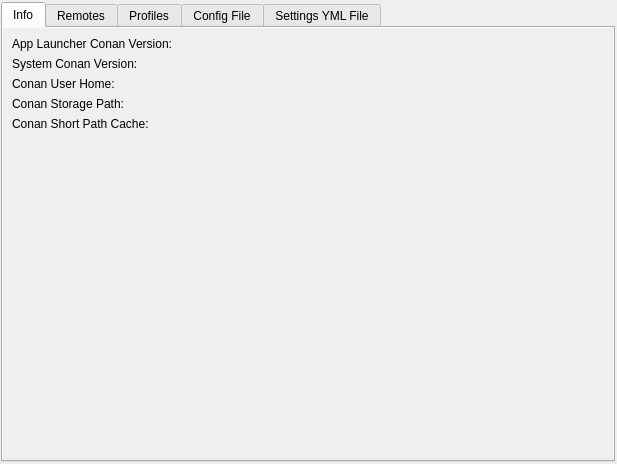
First picture: the form in src/conan_app_launcher/ui/views/conan_conf/conan_conf.ui, repository goszpeti/conan_explorer, before the edit.
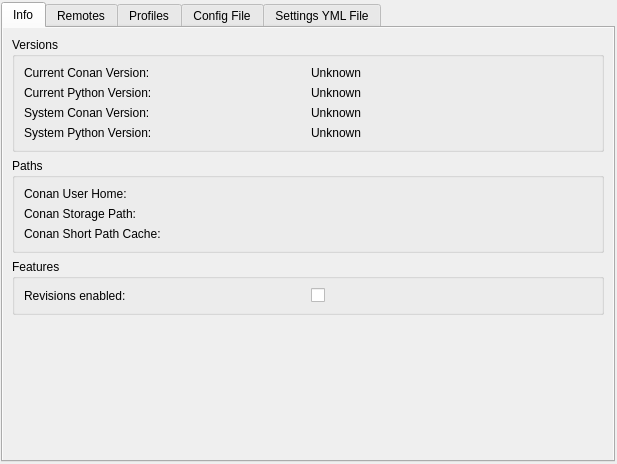
Second picture: the form after the edit. The open tabs and pages were chosen to show the change.

What changed in the file:
```diff
--- a/src/conan_app_launcher/ui/views/conan_conf/conan_conf.ui
+++ b/src/conan_app_launcher/ui/views/conan_conf/conan_conf.ui
@@ -71,18 +71,24 @@
             <height>434</height>
            </rect>
           </property>
-          <layout class="QFormLayout" name="formLayout">
+          <layout class="QVBoxLayout" name="verticalLayout_7">
+           <item>
+            <widget class="QGroupBox" name="groupBox">
+             <property name="title">
+              <string>Versions</string>
+             </property>
+             <layout class="QGridLayout" name="gridLayout_2">
            <item row="0" column="0">
-            <widget class="QLabel" name="conan_cur_version_name_label">
+               <widget class="QLabel" name="conan_cur_version_label">
              <property name="text">
-              <string>App Launcher Conan Version:</string>
+                 <string>Current Conan Version:</string>
              </property>
             </widget>
            </item>
            <item row="0" column="1">
             <widget class="QLabel" name="conan_cur_version_value_label">
              <property name="text">
-              <string/>
+                 <string>Unknown</string>
              </property>
              <property name="textInteractionFlags">
               <set>Qt::LinksAccessibleByMouse|Qt::TextSelectableByKeyboard|Qt::TextSelectableByMouse</set>
@@ -90,16 +96,16 @@
             </widget>
            </item>
            <item row="1" column="0">
-            <widget class="QLabel" name="conan_sys_version_name_label">
+               <widget class="QLabel" name="python_cur_version_label">
              <property name="text">
-              <string>System Conan Version:</string>
+                 <string>Current Python Version:</string>
              </property>
             </widget>
            </item>
-           <item row="1" column="1">
+              <item row="2" column="1">
             <widget class="QLabel" name="conan_sys_version_value_label">
              <property name="text">
-              <string/>
+                 <string>Unknown</string>
              </property>
              <property name="textInteractionFlags">
               <set>Qt::LinksAccessibleByMouse|Qt::TextSelectableByKeyboard|Qt::TextSelectableByMouse</set>
@@ -107,20 +113,50 @@
             </widget>
            </item>
            <item row="2" column="0">
-            <widget class="QLabel" name="conan_usr_home_name_label">
+               <widget class="QLabel" name="conan_sys_version_label">
+                <property name="text">
+                 <string>System Conan Version:</string>
+                </property>
+               </widget>
+              </item>
+              <item row="1" column="1">
+               <widget class="QLabel" name="python_cur_version_value_label">
+                <property name="text">
+                 <string>Unknown</string>
+                </property>
+               </widget>
+              </item>
+              <item row="3" column="0">
+               <widget class="QLabel" name="python_sys_version_label">
+                <property name="text">
+                 <string>System Python Version:</string>
+                </property>
+               </widget>
+              </item>
+              <item row="3" column="1">
+               <widget class="QLabel" name="python_sys_version_value_label">
+                <property name="text">
+                 <string>Unknown</string>
+                </property>
+               </widget>
+              </item>
+             </layout>
+            </widget>
+           </item>
+           <item>
+            <widget class="QGroupBox" name="groupBox_2">
+             <property name="title">
+              <string>Paths</string>
+             </property>
+             <layout class="QGridLayout" name="gridLayout">
+              <item row="0" column="0">
+               <widget class="QLabel" name="conan_usr_home_label">
              <property name="text">
               <string>Conan User Home:</string>
              </property>
             </widget>
            </item>
-           <item row="4" column="0">
-            <widget class="QLabel" name="conan_usr_cache_name_label">
-             <property name="text">
-              <string>Conan Short Path Cache:</string>
-             </property>
-            </widget>
-           </item>
-           <item row="2" column="1">
+              <item row="0" column="1">
             <widget class="QLabel" name="conan_usr_home_value_label">
              <property name="text">
               <string/>
@@ -130,24 +166,14 @@
              </property>
             </widget>
            </item>
-           <item row="4" column="1">
-            <widget class="QLabel" name="conan_usr_cache_value_label">
-             <property name="text">
-              <string/>
-             </property>
-             <property name="textInteractionFlags">
-              <set>Qt::LinksAccessibleByMouse|Qt::TextSelectableByKeyboard|Qt::TextSelectableByMouse</set>
-             </property>
-            </widget>
-           </item>
-           <item row="3" column="0">
-            <widget class="QLabel" name="conan_storage_path_name_label">
+              <item row="1" column="0">
+               <widget class="QLabel" name="conan_storage_path_label">
              <property name="text">
               <string>Conan Storage Path:</string>
              </property>
             </widget>
            </item>
-           <item row="3" column="1">
+              <item row="1" column="1">
             <widget class="QLabel" name="conan_storage_path_value_label">
              <property name="text">
               <string/>
@@ -157,6 +183,65 @@
              </property>
             </widget>
            </item>
+              <item row="2" column="0">
+               <widget class="QLabel" name="conan_usr_cache_label">
+                <property name="text">
+                 <string>Conan Short Path Cache:</string>
+                </property>
+               </widget>
+              </item>
+              <item row="2" column="1">
+               <widget class="QLabel" name="conan_usr_cache_value_label">
+                <property name="text">
+                 <string/>
+                </property>
+                <property name="textInteractionFlags">
+                 <set>Qt::LinksAccessibleByMouse|Qt::TextSelectableByKeyboard|Qt::TextSelectableByMouse</set>
+                </property>
+               </widget>
+              </item>
+             </layout>
+            </widget>
+           </item>
+           <item>
+            <widget class="QGroupBox" name="groupBox_3">
+             <property name="title">
+              <string>Features</string>
+             </property>
+             <layout class="QGridLayout" name="gridLayout_3">
+              <item row="0" column="0">
+               <widget class="QLabel" name="revision_enabled_label">
+                <property name="text">
+                 <string>Revisions enabled:</string>
+                </property>
+               </widget>
+              </item>
+              <item row="0" column="1">
+               <widget class="QCheckBox" name="revision_enabled_checkbox">
+                <property name="text">
+                 <string/>
+                </property>
+                <property name="checkable">
+                 <bool>false</bool>
+                </property>
+               </widget>
+              </item>
+             </layout>
+            </widget>
+           </item>
+           <item>
+            <spacer name="verticalSpacer">
+             <property name="orientation">
+              <enum>Qt::Vertical</enum>
+             </property>
+             <property name="sizeHint" stdset="0">
+              <size>
+               <width>20</width>
+               <height>800</height>
+              </size>
+             </property>
+            </spacer>
+           </item>
           </layout>
          </widget>
         </widget>
```
Left out of the diff: 105 changed lines with no effect on the pictures. Lines whose indentation alone changed are shown as unchanged.
